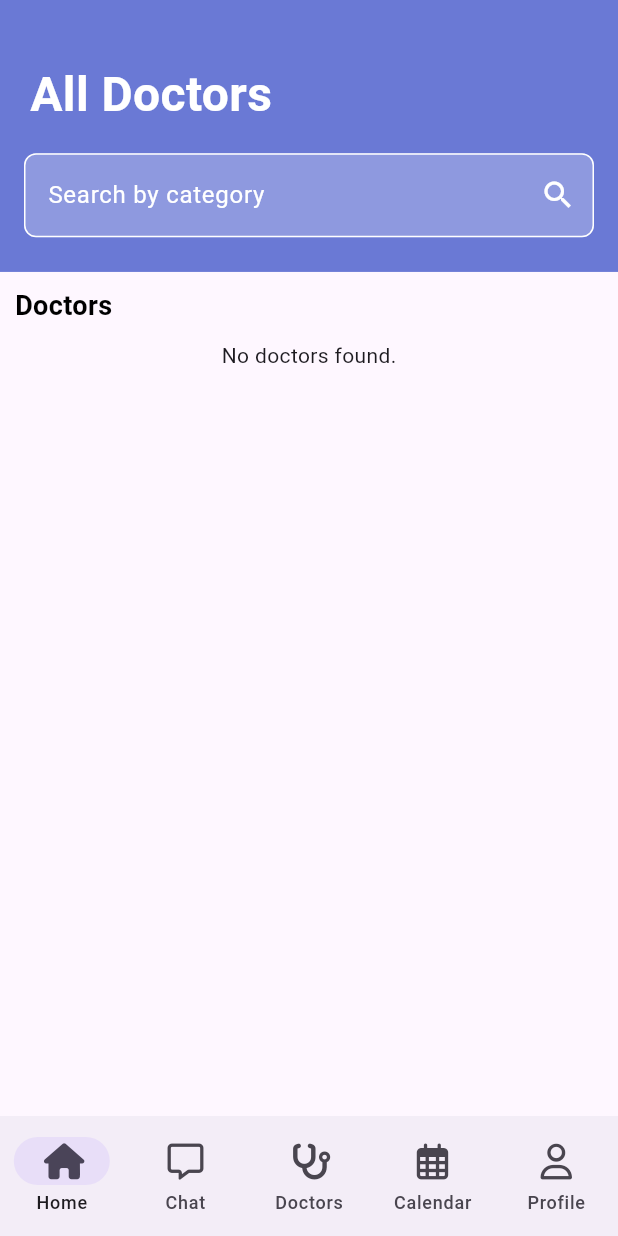
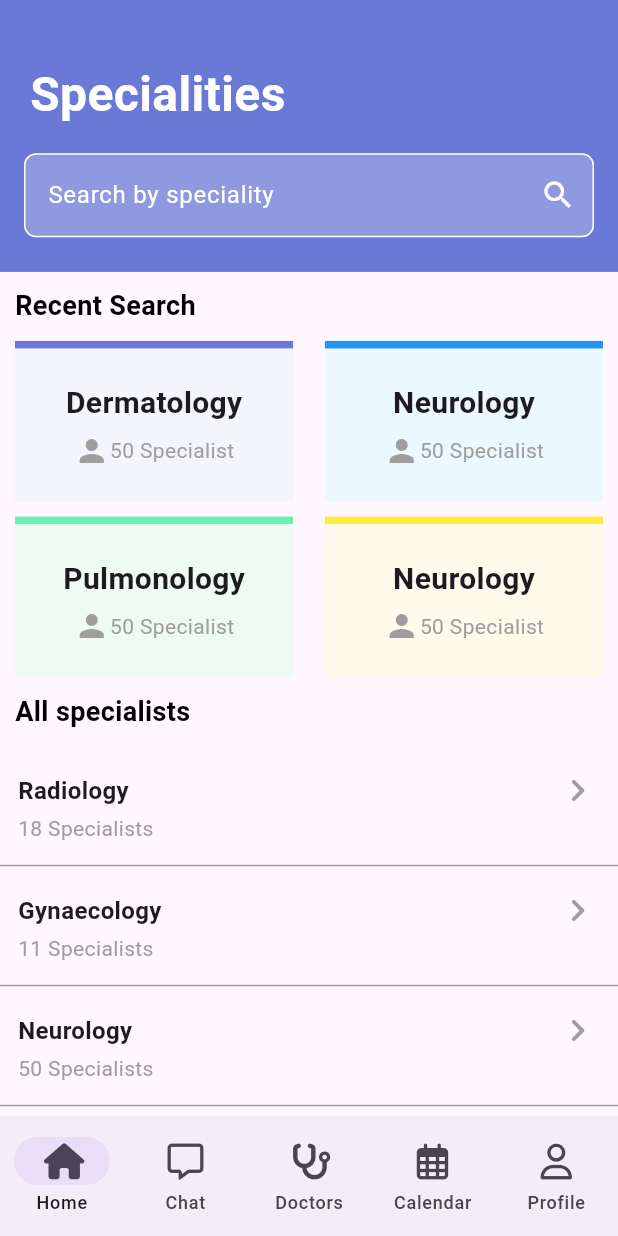
Before and after one commit to Kanishka714/my-digital-clinic-, a Flutter app: the screen it shows after launch, on a phone screen of 412 x 824 dp. Run offline on Flutter 3.47's test engine with Material 3 defaults, Android fonts, the light colour scheme and no system bars; our stand-ins replace calendar_date_picker2, cloud_firestore, firebase_core, firebase_storage, font_awesome_flutter, image_picker; accounts and stored records are empty.

Commit message:
Specialities page

```diff
--- a/lib/Content/home_page.dart
+++ b/lib/Content/home_page.dart
@@ -1,4 +1,5 @@
 import 'package:digital_clinic_final/Content/doctors.dart';
+import 'package:digital_clinic_final/Content/specialities.dart';
 import 'package:digital_clinic_final/navigation_menu.dart';
 import 'package:flutter/cupertino.dart';
 import 'package:flutter/material.dart';
@@ -176,7 +177,14 @@ class HomePage extends StatelessWidget {
                             ),
                           ),
                           // First row third container
-                          Container(
+                          GestureDetector(
+                            onTap: () {
+                              Navigator.push(
+                                context,
+                                MaterialPageRoute(builder: (context) => Specialities()),
+                              );
+                            },
+                            child: Container(
                               height: 100,
                               width: 100,
                               decoration: BoxDecoration(
@@ -205,6 +213,7 @@ class HomePage extends StatelessWidget {
                                   SizedBox(height: 5),
                                   Text("Specialities", style: TextStyle(color: Color.fromRGBO(106, 121, 213, 1.0))),
                                 ],
+                              ),
                             ),
                           ),
                         ],
--- /dev/null
+++ b/lib/Content/specialities.dart
@@ -0,0 +1,363 @@
+import 'package:digital_clinic_final/navigation_menu.dart';
+import 'package:flutter/material.dart';
+
+class Specialities extends StatelessWidget {
+  const Specialities({super.key});
+
+  @override
+  Widget build(BuildContext context) {
+    final height = MediaQuery.of(context).size.height;
+    final width = MediaQuery.of(context).size.width;
+    final blueHeight = height * 1.1 / 5; // Height for blue color
+    return Scaffold(
+      body: Column(
+        children: [
+          Expanded(
+            child: SingleChildScrollView(
+              child: Column(
+                children: [
+                  Container(
+                    height: blueHeight,
+                    color: Color.fromRGBO(106, 121, 213, 1.0),
+                    child: Column(
+                      mainAxisAlignment: MainAxisAlignment.center,
+                      children: [
+                        Padding(
+                          padding: const EdgeInsets.only(top: 33, left: 20.0),
+                          child: Row(
+                            children: [
+                              Text(
+                                "Specialities",
+                                style: TextStyle(
+                                  color: Colors.white,
+                                  fontWeight: FontWeight.bold,
+                                  fontSize: 32,
+                                ),
+                              ),
+                            ],
+                          ),
+                        ),
+                        Padding(
+                          padding: const EdgeInsets.symmetric(horizontal: 16.0, vertical: 16.0),
+                          child: TextField(
+                            decoration: InputDecoration(
+                              hintText: 'Search by speciality',
+                              hintStyle: TextStyle(color: Colors.white),
+                              filled: true,
+                              fillColor: Colors.white24,
+                              border: OutlineInputBorder(
+                                borderSide: BorderSide(color: Colors.white),
+                                borderRadius: BorderRadius.circular(8.0),
+                              ),
+                              enabledBorder: OutlineInputBorder(
+                                borderSide: BorderSide(color: Colors.white),
+                                borderRadius: BorderRadius.circular(8.0),
+                              ),
+                              focusedBorder: OutlineInputBorder(
+                                borderSide: BorderSide(color: Colors.white),
+                                borderRadius: BorderRadius.circular(8.0),
+                              ),
+                              suffixIcon: Icon(Icons.search, color: Colors.white),
+                            ),
+                            style: TextStyle(color: Colors.white),
+                          ),
+                        ),
+                      ],
+                    ),
+                  ),
+                  Padding(
+                    padding: const EdgeInsets.all(10.0),
+                    child: Row(
+                      children: [
+                        Text(
+                          "Recent Search",
+                          style: TextStyle(
+                            color: Colors.black,
+                            fontSize: 18,
+                            fontWeight: FontWeight.bold,
+                          ),
+                        ),
+                      ],
+                    ),
+                  ),
+
+                  Padding(
+                    padding: const EdgeInsets.only(left: 10.0, right: 10.0),
+                    child: Row(
+                      mainAxisAlignment: MainAxisAlignment.spaceBetween,
+                      children: [
+                        Container(
+                          height: height * 0.13,
+                          width: width * 0.45,
+                          decoration: BoxDecoration(
+                            color: Color.fromRGBO(244, 244, 252, 1.0), // Updated color
+                            border: Border(
+                              top: BorderSide(width: 5.0, color: Color.fromRGBO(106, 121, 213, 1.0)), // Top border
+                            ),
+                          ),
+
+                          child: Column(
+                            mainAxisAlignment: MainAxisAlignment.center,
+                            children: [
+                              Row(
+                                mainAxisAlignment: MainAxisAlignment.center,
+                                children: [
+                                  Text("Dermatology",style: TextStyle(fontWeight: FontWeight.bold,fontSize: 20),),
+                                ],
+                              ),
+                              SizedBox(height: 5.0,),
+                              Row(
+                                mainAxisAlignment: MainAxisAlignment.center,
+                                children: [
+                                  Icon(Icons.person,color: Colors.grey,),
+                                  Text("50 Specialist", style: TextStyle(color: Colors.grey),),
+                                ],
+                              ),
+                            ],
+                          ),
+                        ),
+
+                        Container(
+                          height: height * 0.13,
+                          width: width * 0.45,
+                          decoration: BoxDecoration(
+                            color: Color.fromRGBO(235, 248, 255, 1.0), // Updated color
+                            border: Border(
+                              top: BorderSide(width: 5.0, color: Colors.blue), // Top border
+                            ),
+                          ),
+
+                          child: Column(
+                            mainAxisAlignment: MainAxisAlignment.center,
+                            children: [
+                              Row(
+                                mainAxisAlignment: MainAxisAlignment.center,
+                                children: [
+                                  Text("Neurology",style: TextStyle(fontWeight: FontWeight.bold,fontSize: 20),),
+                                ],
+                              ),
+                              SizedBox(height: 5.0,),
+                              Row(
+                                mainAxisAlignment: MainAxisAlignment.center,
+                                children: [
+                                  Icon(Icons.person,color: Colors.grey,),
+                                  Text("50 Specialist", style: TextStyle(color: Colors.grey),),
+                                ],
+                              ),
+                            ],
+                          ),
+                        ),
+                      ],
+                    ),
+                  ),
+                  SizedBox(height: 10,),
+                  Padding(
+                    padding: const EdgeInsets.only(left: 10.0, right: 10.0),
+                    child: Row(
+                      mainAxisAlignment: MainAxisAlignment.spaceBetween,
+                      children: [
+                        Container(
+                          height: height * 0.13,
+                          width: width * 0.45,
+                          decoration: BoxDecoration(
+                            color: Color.fromRGBO(237, 251, 242, 1.0), // Updated color
+                            border: Border(
+                              top: BorderSide(width: 5.0, color: Colors.greenAccent), // Top border
+                            ),
+                          ),
+
+                          child: Column(
+                            mainAxisAlignment: MainAxisAlignment.center,
+                            children: [
+                              Row(
+                                mainAxisAlignment: MainAxisAlignment.center,
+                                children: [
+                                  Text("Pulmonology",style: TextStyle(fontWeight: FontWeight.bold,fontSize: 20),),
+                                ],
+                              ),
+                              SizedBox(height: 5.0,),
+                              Row(
+                                mainAxisAlignment: MainAxisAlignment.center,
+                                children: [
+                                  Icon(Icons.person,color: Colors.grey,),
+                                  Text("50 Specialist", style: TextStyle(color: Colors.grey),),
+                                ],
+                              ),
+                            ],
+                          ),
+                        ),
+
+                        Container(
+                          height: height * 0.13,
+                          width: width * 0.45,
+                          decoration: BoxDecoration(
+                            color: Color.fromRGBO(255, 250, 235, 1.0), // Updated color
+                            border: Border(
+                              top: BorderSide(width: 5.0, color: Colors.yellow), // Top border
+                            ),
+                          ),
+
+                          child: Column(
+                            mainAxisAlignment: MainAxisAlignment.center,
+                            children: [
+                              Row(
+                                mainAxisAlignment: MainAxisAlignment.center,
+                                children: [
+                                  Text("Neurology",style: TextStyle(fontWeight: FontWeight.bold,fontSize: 20),),
+                                ],
+                              ),
+                              SizedBox(height: 5.0,),
+                              Row(
+                                mainAxisAlignment: MainAxisAlignment.center,
+                                children: [
+                                  Icon(Icons.person,color: Colors.grey,),
+                                  Text("50 Specialist", style: TextStyle(color: Colors.grey),),
+                                ],
+                              ),
+                            ],
+                          ),
+                        ),
+                      ],
+                    ),
+                  ),
+
+                  //all specialists
+                  Padding(
+                    padding: const EdgeInsets.all(10.0),
+                    child: Row(
+                      children: [
+                        Text(
+                          "All specialists",
+                          style: TextStyle(
+                            color: Colors.black,
+                            fontSize: 18,
+                            fontWeight: FontWeight.bold,
+                          ),
+                        ),
+                      ],
+                    ),
+                  ),
+
+                  //list of specialists
+                  Container(
+                    height: 80,
+                    decoration: BoxDecoration(
+                      border: Border(
+                        bottom: BorderSide(width: 1.0, color: Colors.grey), // Top border
+                      ),
+                    ),
+                    child: Padding(
+                      padding: const EdgeInsets.only(left: 12.0,right: 12),
+                      child: Column(
+                        mainAxisAlignment: MainAxisAlignment.center,
+                        children: [
+                          Row(
+                            mainAxisAlignment: MainAxisAlignment.spaceBetween,
+                            children: [
+                              Text("Radiology", style: TextStyle(fontWeight: FontWeight.bold,fontSize: 16),),
+                              Icon(Icons.navigate_next_rounded,size: 30,color: Colors.grey,)
+                            ],
+                          ),
+                          Row(
+                            children: [
+                              Text("18 Specialists", style: TextStyle(color: Colors.grey),),
+                            ],
+                          ),
+                        ],
+                      ),
+                    ),
+                  ),
+                  Container(
+                    height: 80,
+                    decoration: BoxDecoration(
+                      border: Border(
+                        bottom: BorderSide(width: 1.0, color: Colors.grey), // Top border
+                      ),
+                    ),
+                    child: Padding(
+                      padding: const EdgeInsets.only(left: 12.0,right: 12),
+                      child: Column(
+                        mainAxisAlignment: MainAxisAlignment.center,
+                        children: [
+                          Row(
+                            mainAxisAlignment: MainAxisAlignment.spaceBetween,
+                            children: [
+                              Text("Gynaecology", style: TextStyle(fontWeight: FontWeight.bold,fontSize: 16),),
+                              Icon(Icons.navigate_next_rounded,size: 30,color: Colors.grey,)
+                            ],
+                          ),
+                          Row(
+                            children: [
+                              Text("11 Specialists", style: TextStyle(color: Colors.grey),),
+                            ],
+                          ),
+                        ],
+                      ),
+                    ),
+                  ),
+                  Container(
+                    height: 80,
+                    decoration: BoxDecoration(
+                      border: Border(
+                        bottom: BorderSide(width: 1.0, color: Colors.grey), // Top border
+                      ),
+                    ),
+                    child: Padding(
+                      padding: const EdgeInsets.only(left: 12.0,right: 12),
+                      child: Column(
+                        mainAxisAlignment: MainAxisAlignment.center,
+                        children: [
+                          Row(
+                            mainAxisAlignment: MainAxisAlignment.spaceBetween,
+                            children: [
+                              Text("Neurology", style: TextStyle(fontWeight: FontWeight.bold,fontSize: 16),),
+                              Icon(Icons.navigate_next_rounded,size: 30,color: Colors.grey,)
+                            ],
+                          ),
+                          Row(
+                            children: [
+                              Text("50 Specialists", style: TextStyle(color: Colors.grey),),
+                            ],
+                          ),
+                        ],
+                      ),
+                    ),
+                  ),
+                  Container(
+                    height: 80,
+                    decoration: BoxDecoration(
+                      border: Border(
+                        bottom: BorderSide(width: 1.0, color: Colors.grey), // Top border
+                      ),
+                    ),
+                    child: Padding(
+                      padding: const EdgeInsets.only(left: 12.0,right: 12),
+                      child: Column(
+                        mainAxisAlignment: MainAxisAlignment.center,
+                        children: [
+                          Row(
+                            mainAxisAlignment: MainAxisAlignment.spaceBetween,
+                            children: [
+                              Text("Pulmonology", style: TextStyle(fontWeight: FontWeight.bold,fontSize: 16),),
+                              Icon(Icons.navigate_next_rounded,size: 30,color: Colors.grey,)
+                            ],
+                          ),
+                          Row(
+                            children: [
+                              Text("18 Specialists", style: TextStyle(color: Colors.grey),),
+                            ],
+                          ),
+                        ],
+                      ),
+                    ),
+                  ),
+                ],
+              ),
+            ),
+          ),
+        ],
+      ),
+      bottomNavigationBar: NavigationMenu(), // Correctly placed bottom navigation bar
+    );
+  }
+}
--- a/lib/main.dart
+++ b/lib/main.dart
@@ -8,6 +8,7 @@ import 'package:digital_clinic_final/Content/home_page.dart';
 import 'package:digital_clinic_final/Content/my_doctors.dart';
 import 'package:digital_clinic_final/Content/profile.dart';
 import 'package:digital_clinic_final/Content/related_articles.dart';
+import 'package:digital_clinic_final/Content/specialities.dart';
 import 'package:digital_clinic_final/Content/test_dactor.dart';
 import 'package:digital_clinic_final/Custom_Buttons/custom_buttom_2.dart';
 import 'package:digital_clinic_final/Custom_Buttons/custom_button_1.dart';
@@ -41,12 +42,13 @@ class MyApp extends StatelessWidget {
   Widget build(BuildContext context) {
     return MaterialApp(
       debugShowCheckedModeBanner: false,
-      home: DoctorsPage(),
+      home: Specialities(),
       routes: {
         '/home': (context) => const HomePage(),
         '/doctors': (context) => const DoctorsPage(),
         '/profile': (context) => const Profile(),
         '/related_articles': (context) => const RelatedArticles(),
+        '/specialisties': (context) => const Specialities(),
       },
     );
   }
```
Lines whose indentation alone changed are shown as unchanged.
